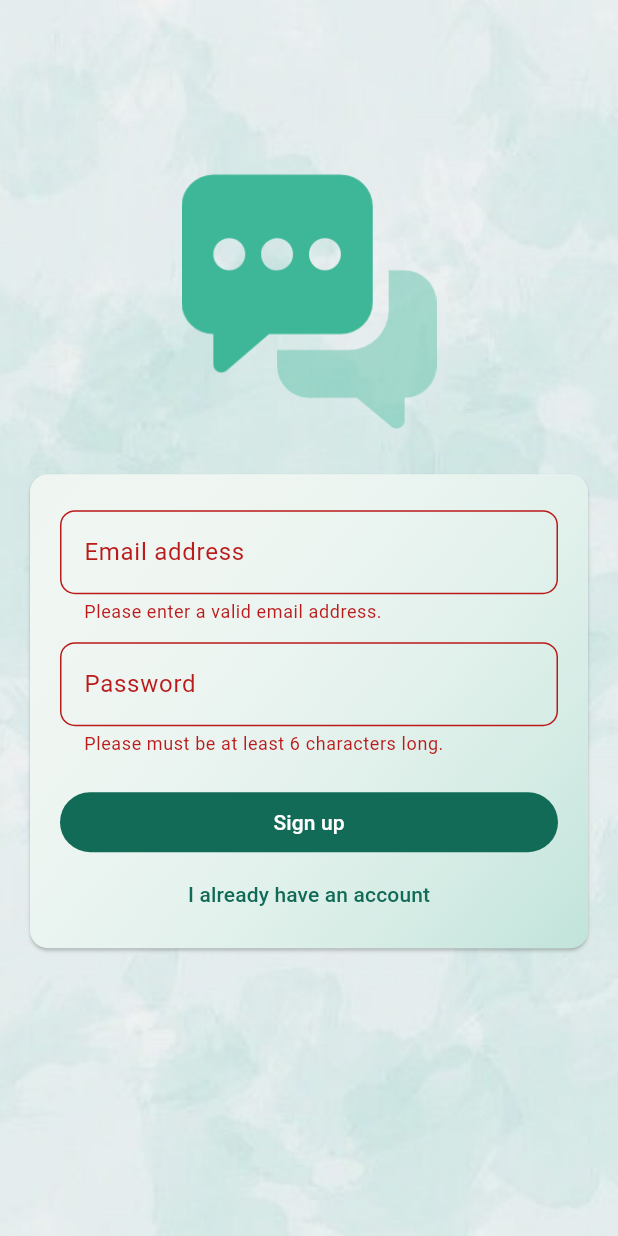
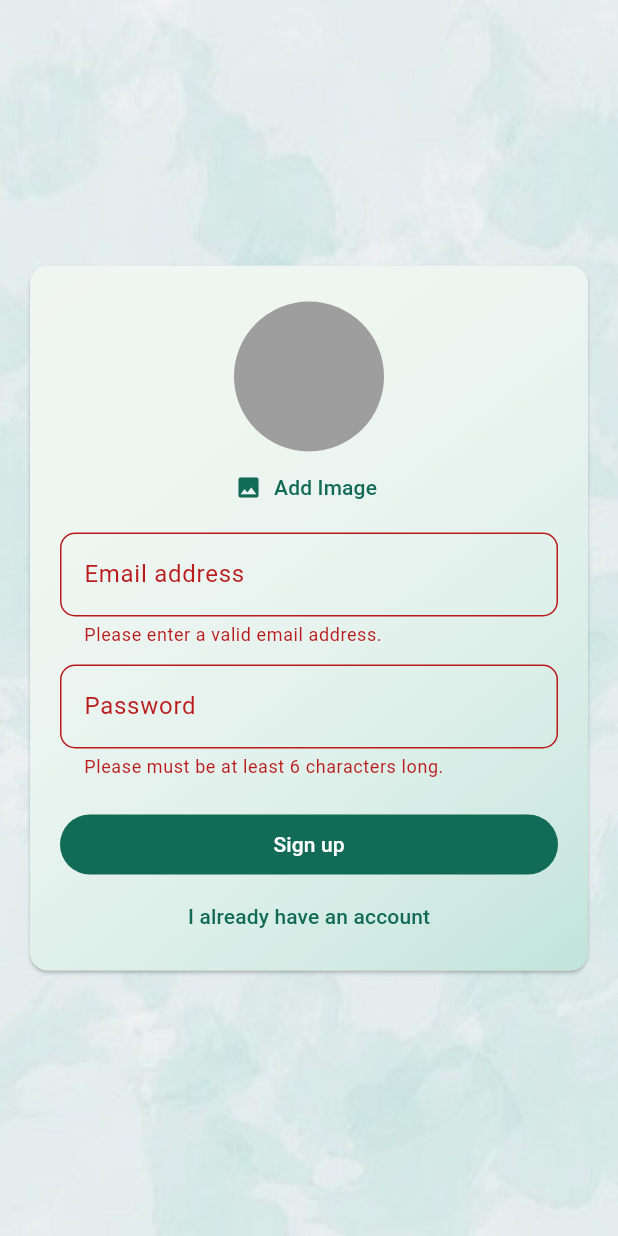
Before and after one commit to petrichor-hl/chat-app, a Flutter app: the screen it shows after launch, after a tap on "Login", after a tap on "Create new account", on a phone screen of 412 x 824 dp. Run offline on Flutter 3.47's test engine with Material 2 defaults, Android fonts, the phone set to English and light mode, and no system bars; our stand-ins replace cloud_firestore, firebase_auth, firebase_core, firebase_storage, google_fonts, image_picker; accounts and stored records are empty.

Commit message:
add Authentication

```diff
--- a/lib/main.dart
+++ b/lib/main.dart
@@ -1,7 +1,11 @@
+import 'package:chat_app/screens/chat.dart';
+import 'package:chat_app/screens/splash.dart';
+import 'package:firebase_auth/firebase_auth.dart';
 import 'package:flutter/material.dart';
 import 'package:flutter/services.dart';
 
 import 'package:firebase_core/firebase_core.dart';
+import 'package:google_fonts/google_fonts.dart';
 import 'firebase_options.dart';
 
 import 'package:chat_app/screens/auth.dart';
@@ -27,9 +31,23 @@ class MyApp extends StatelessWidget {
         colorScheme: ColorScheme.fromSeed(
           seedColor: const Color.fromARGB(255, 62, 183, 152),
         ),
+        textTheme: GoogleFonts.robotoTextTheme(),
         useMaterial3: true,
       ),
-      home: const AuthScreen(),
+      home: StreamBuilder(
+        stream: FirebaseAuth.instance.authStateChanges(),
+        builder: (ctx, snapshot) {
+          if (snapshot.connectionState == ConnectionState.waiting) {
+            return const SplashScreen();
+          }
+
+          if (snapshot.hasData) {
+            return const ChatScreen();
+          }
+
+          return const AuthScreen();
+        },
+      ),
       debugShowCheckedModeBanner: false,
     );
   }
--- a/lib/screens/auth.dart
+++ b/lib/screens/auth.dart
@@ -1,4 +1,12 @@
+import 'dart:io';
+
+import 'package:chat_app/widgets/user_image_picker.dart';
+import 'package:cloud_firestore/cloud_firestore.dart';
+import 'package:firebase_storage/firebase_storage.dart';
 import 'package:flutter/material.dart';
+import 'package:firebase_auth/firebase_auth.dart';
+
+final _firebase = FirebaseAuth.instance;
 
 class AuthScreen extends StatefulWidget {
   const AuthScreen({super.key});
@@ -13,12 +21,80 @@ class _AuthScreenState extends State<AuthScreen> {
   bool _isLogin = true;
   String _enteredEmail = '';
   String _enteredPassword = '';
+  File? _selectImage;
 
-  void _submit() {
+  bool _isAuthenticating = false;
+
+  void _submit() async {
     final isValid = _formKey.currentState!.validate();
-    if (isValid) {
+
+    if (!isValid) {
+      return;
+    }
+
+    if (!_isLogin && _selectImage == null) {
+      ScaffoldMessenger.of(context).clearSnackBars();
+      ScaffoldMessenger.of(context).showSnackBar(
+        const SnackBar(
+          content: Text('You haven\'t selected an image yet'),
+          duration: Duration(seconds: 2),
+        ),
+      );
+      return;
+    }
+
     _formKey.currentState!.save();
+
+    setState(() {
+      _isAuthenticating = true;
+    });
+
+    try {
+      if (_isLogin) {
+        final userCredential = await _firebase.signInWithEmailAndPassword(
+          email: _enteredEmail,
+          password: _enteredPassword,
+        );
+      } else {
+        final userCredential = await _firebase.createUserWithEmailAndPassword(
+          email: _enteredEmail,
+          password: _enteredPassword,
+        );
+
+        final storageRef = FirebaseStorage.instance
+            .ref('user_images')
+            .child(userCredential.user!.uid);
+
+        await storageRef.putFile(_selectImage!);
+        final imageUrl = await storageRef.getDownloadURL();
+
+        FirebaseFirestore.instance
+            .collection('users')
+            .doc(userCredential.user!.uid)
+            .set({
+          'username': 'abcxyz',
+          'email': _enteredEmail,
+          'image_url': imageUrl,
+        });
       }
+    } on FirebaseAuthException catch (error) {
+      if (error.code == 'email-already-in-use') {
+        //..
+      }
+      if (mounted) {
+        ScaffoldMessenger.of(context).clearSnackBars();
+        ScaffoldMessenger.of(context).showSnackBar(
+          SnackBar(
+            content: Text(error.message ?? 'Authentication failed'),
+            duration: const Duration(seconds: 2),
+          ),
+        );
+      }
+    }
+
+    setState(() {
+      _isAuthenticating = false;
+    });
   }
 
   @override
@@ -34,11 +110,12 @@ class _AuthScreenState extends State<AuthScreen> {
           ),
           SafeArea(
             child: Center(
-              heightFactor: 1.45,
+              heightFactor: _isLogin ? 1.45 : null,
               child: SingleChildScrollView(
                 child: Column(
                   mainAxisAlignment: MainAxisAlignment.center,
                   children: [
+                    if (_isLogin)
                       Padding(
                         padding: const EdgeInsets.only(bottom: 30),
                         child: Image.asset(
@@ -61,13 +138,17 @@ class _AuthScreenState extends State<AuthScreen> {
                             end: Alignment.bottomRight,
                           ),
                         ),
-                        child: Padding(
                         padding: const EdgeInsets.fromLTRB(20, 24, 20, 12),
                         child: Form(
                           key: _formKey,
                           child: Column(
-                              // crossAxisAlignment: CrossAxisAlignment.stretch,
                             children: [
+                              if (!_isLogin)
+                                UserImagePicker(
+                                  onPickImage: (image) {
+                                    _selectImage = image;
+                                  },
+                                ),
                               TextFormField(
                                 decoration: InputDecoration(
                                   labelText: 'Email address',
@@ -117,7 +198,17 @@ class _AuthScreenState extends State<AuthScreen> {
                               const SizedBox(
                                 height: 20,
                               ),
-                                SizedBox(
+                              _isAuthenticating
+                                  ? const Padding(
+                                      padding:
+                                          EdgeInsets.symmetric(vertical: 12),
+                                      child: SizedBox(
+                                        height: 24,
+                                        width: 24,
+                                        child: CircularProgressIndicator(),
+                                      ),
+                                    )
+                                  : SizedBox(
                                       width: double.infinity,
                                       child: FilledButton(
                                         onPressed: _submit,
@@ -127,17 +218,21 @@ class _AuthScreenState extends State<AuthScreen> {
                                       ),
                                     ),
                               TextButton(
-                                  onPressed: () {
+                                onPressed: _isAuthenticating
+                                    ? null
+                                    : () {
                                         setState(() {
                                           _isLogin = !_isLogin;
                                         });
                                       },
+                                style: TextButton.styleFrom(
+                                  disabledForegroundColor: Colors.grey,
+                                ),
                                 child: Text(_isLogin
                                     ? 'Create new account'
                                     : 'I already have an account'),
                               ),
                             ],
-                            ),
                           ),
                         ),
                       ),
--- /dev/null
+++ b/lib/screens/splash.dart
@@ -0,0 +1,14 @@
+import 'package:flutter/material.dart';
+
+class SplashScreen extends StatelessWidget {
+  const SplashScreen({super.key});
+
+  @override
+  Widget build(BuildContext context) {
+    return const Scaffold(
+      body: Center(
+        child: Text('Loading ...'),
+      ),
+    );
+  }
+}
--- /dev/null
+++ b/lib/widgets/user_image_picker.dart
@@ -0,0 +1,53 @@
+import 'dart:io';
+
+import 'package:flutter/material.dart';
+import 'package:image_picker/image_picker.dart';
+
+class UserImagePicker extends StatefulWidget {
+  const UserImagePicker({super.key, required this.onPickImage});
+
+  final void Function(File) onPickImage;
+
+  @override
+  State<UserImagePicker> createState() => _UserImagePickerState();
+}
+
+class _UserImagePickerState extends State<UserImagePicker> {
+  File? _pickImageFile;
+
+  void _pickImage() async {
+    final pickedImage = await ImagePicker().pickImage(
+      source: ImageSource.gallery,
+      maxWidth: 150,
+    );
+
+    if (pickedImage != null) {
+      setState(() {
+        _pickImageFile = File(pickedImage.path);
+      });
+      widget.onPickImage(_pickImageFile!);
+    }
+  }
+
+  @override
+  Widget build(BuildContext context) {
+    return Column(
+      children: [
+        CircleAvatar(
+          radius: 50,
+          backgroundColor: Colors.grey,
+          foregroundImage:
+              _pickImageFile != null ? FileImage(_pickImageFile!) : null,
+        ),
+        TextButton.icon(
+          onPressed: _pickImage,
+          icon: const Icon(Icons.image),
+          label: const Text('Add Image'),
+        ),
+        const SizedBox(
+          height: 6,
+        )
+      ],
+    );
+  }
+}
--- a/pubspec.yaml
+++ b/pubspec.yaml
@@ -37,6 +37,10 @@ dependencies:
   cupertino_icons: ^1.0.2
   firebase_core: ^2.15.1
   firebase_auth: ^4.7.3
+  google_fonts: ^5.1.0
+  firebase_storage: ^11.2.6
+  image_picker: ^1.0.2
+  cloud_firestore: ^4.8.5
 
 dev_dependencies:
   flutter_test:
```
Also changed, not shown: lib/screens/chat.dart (added, +33 -0 lines), pubspec.lock, 8 other files. Lines whose indentation alone changed are shown as unchanged.
